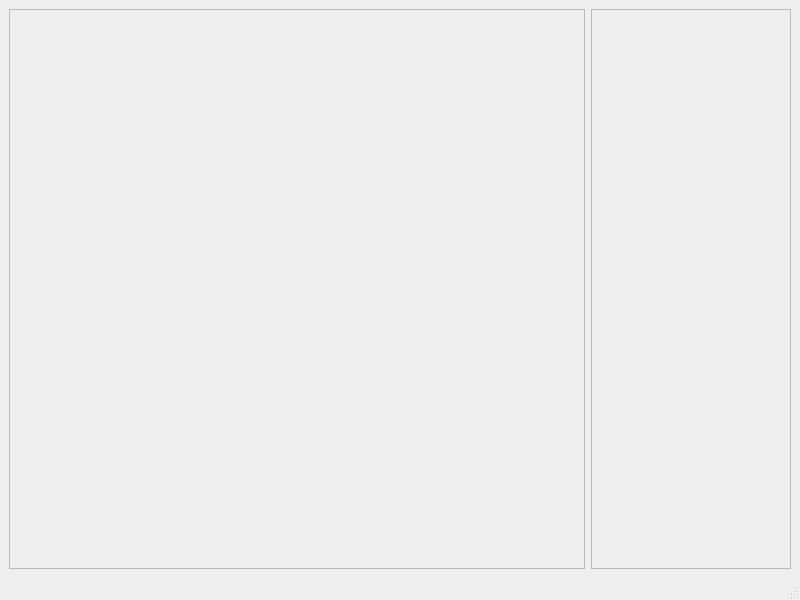
Orzyj/Rubik-s-Challenge, file Rubik-s-Challenge/mainwindow.ui: the form before one commit.
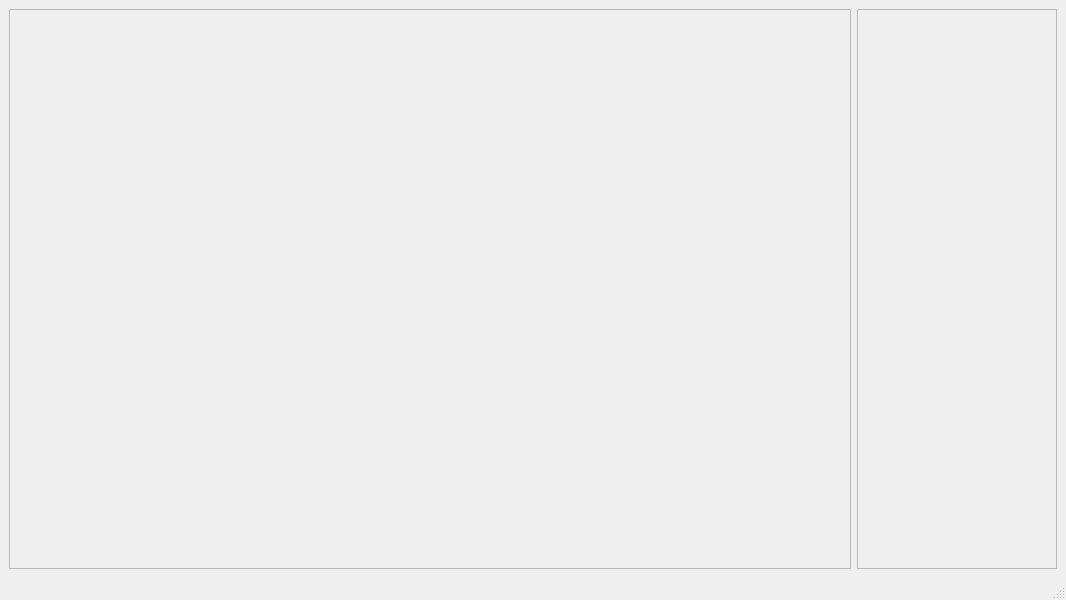
The form after the commit.

Commit message: Removed bug with added OpenGLWidget

What changed in the file:
```diff
--- a/Rubik-s-Challenge/mainwindow.ui
+++ b/Rubik-s-Challenge/mainwindow.ui
@@ -6,7 +6,7 @@
    <rect>
     <x>0</x>
     <y>0</y>
-    <width>800</width>
+    <width>1066</width>
     <height>600</height>
    </rect>
   </property>
@@ -23,6 +23,7 @@
       <property name="frameShadow">
        <enum>QFrame::Shadow::Raised</enum>
       </property>
+      <layout class="QVBoxLayout" name="verticalLayout"/>
      </widget>
     </item>
     <item>
```
Left out of the diff: 2 changed lines with no effect on the pictures.
